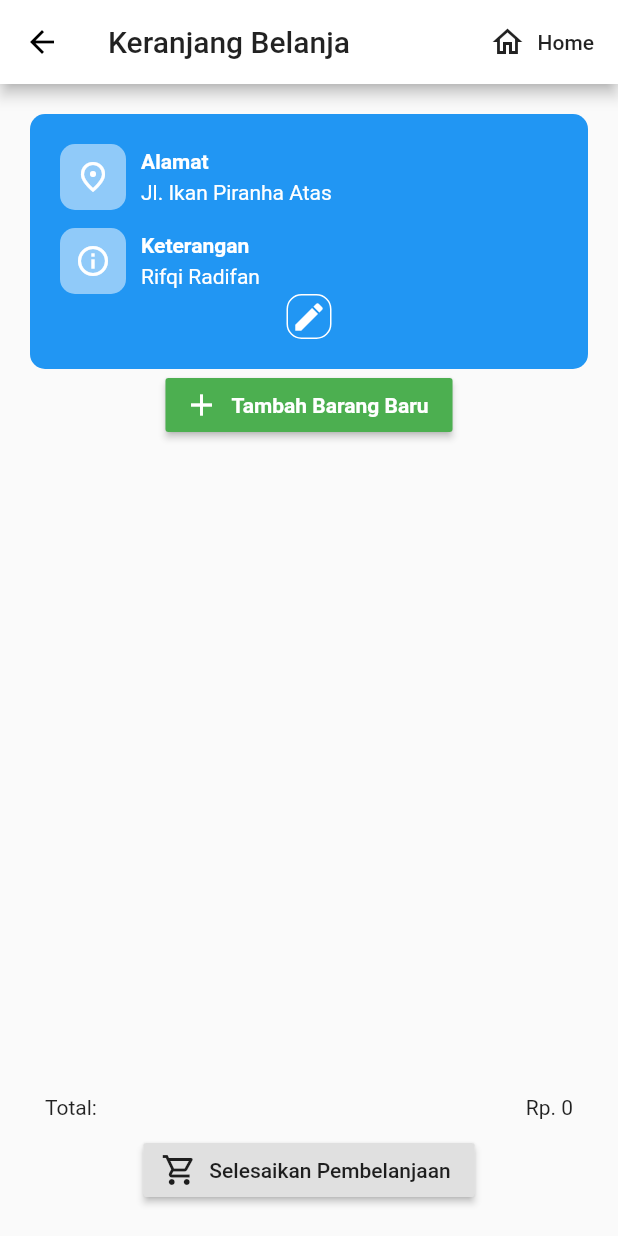
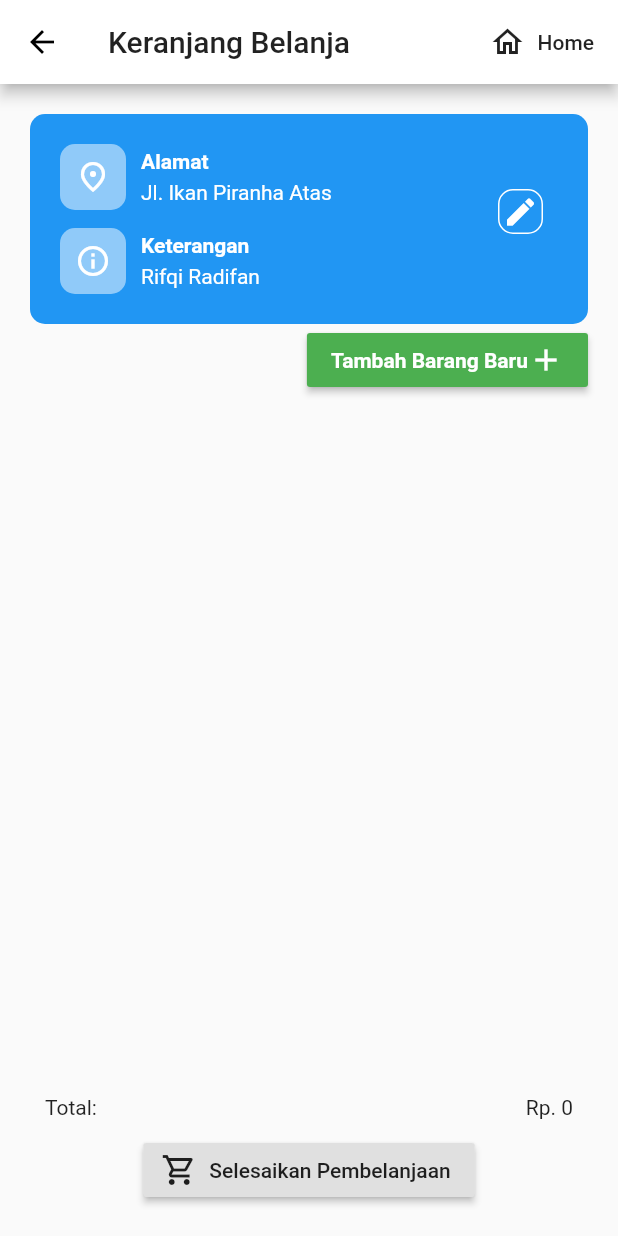
Before and after one commit to rifqir4/flutter_retail, a Flutter app: the Kasir screen opened by its route, on a phone screen of 412 x 824 dp. Run offline on Flutter 3.47's test engine with Material 2 defaults, Android fonts, the phone set to English and light mode, and no system bars; our stand-ins replace cloud_firestore; accounts and stored records are empty.

Commit message:
Tambahan dikit

```diff
--- a/lib/screens/kasir.dart
+++ b/lib/screens/kasir.dart
@@ -105,6 +105,7 @@ class _KasirState extends State<Kasir> {
       body: Container(
         padding: EdgeInsets.all(20),
         child: Column(
+          crossAxisAlignment: CrossAxisAlignment.end,
           children: <Widget>[
             Container(
               decoration: BoxDecoration(
@@ -113,7 +114,9 @@ class _KasirState extends State<Kasir> {
               ),
               child: Padding(
                 padding: EdgeInsets.all(20),
-                child: Column(
+                child: Stack(
+                  children: [
+                    Column(
                       children: [
                         buildContainerPelanggan(
                             'Alamat',
@@ -130,11 +133,17 @@ class _KasirState extends State<Kasir> {
                               Icons.info_outline,
                               color: Colors.white,
                             )),
-                    Container(
+                      ],
+                    ),
+                    Positioned(
+                      top: 30,
+                      right: 10,
+                      child: Container(
                         padding: EdgeInsets.all(2),
                         decoration: BoxDecoration(
                             border: Border.all(color: Colors.white),
-                          borderRadius: BorderRadius.all(Radius.circular(10))),
+                            borderRadius:
+                                BorderRadius.all(Radius.circular(10))),
                         child: InkWell(
                             onTap: () => Navigator.of(context)
                                     .pushNamed('/list-pelanggan')
@@ -146,12 +155,13 @@ class _KasirState extends State<Kasir> {
                               Icons.edit,
                               color: Colors.white,
                             )),
+                      ),
                     )
                   ],
                 ),
               ),
             ),
-            RaisedButton.icon(
+            RaisedButton(
                 onPressed: () {
                   Navigator.of(context)
                       .pushNamed('/list-barang')
@@ -164,11 +174,15 @@ class _KasirState extends State<Kasir> {
                   );
                 },
                 color: Colors.green,
-              icon: Icon(Icons.add, color: Colors.white),
-              label: Text('Tambah Barang Baru',
+                child: Row(
+                  mainAxisSize: MainAxisSize.min,
+                  children: <Widget>[
+                    Text('Tambah Barang Baru',
                         style: TextStyle(
                             fontWeight: FontWeight.bold, color: Colors.white)),
-            ),
+                    Icon(Icons.add, color: Colors.white),
+                  ],
+                )),
             Expanded(
               flex: 1,
               child: Container(
```
Lines whose indentation alone changed are shown as unchanged.
